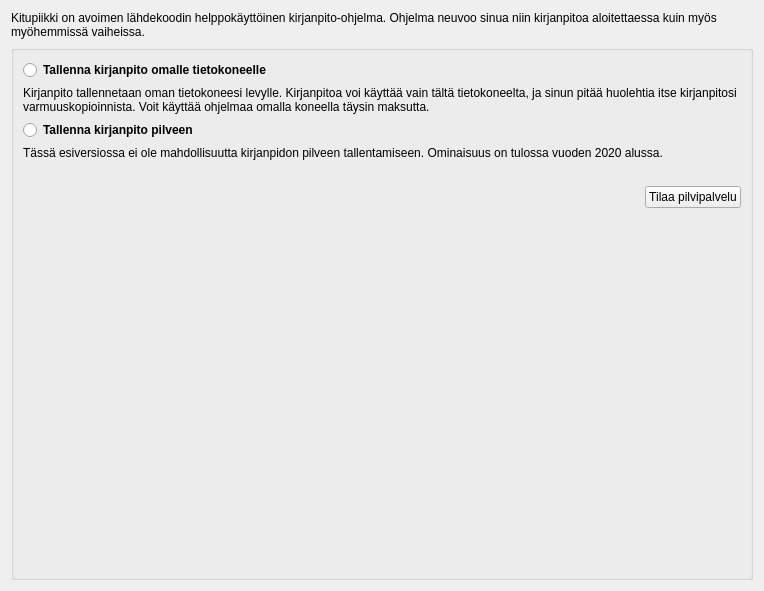
Before: the Qt Designer form kitsas/uusikirjanpito/uusialoitus.ui in artoh/kitupiikki, drawn with Qt 5.
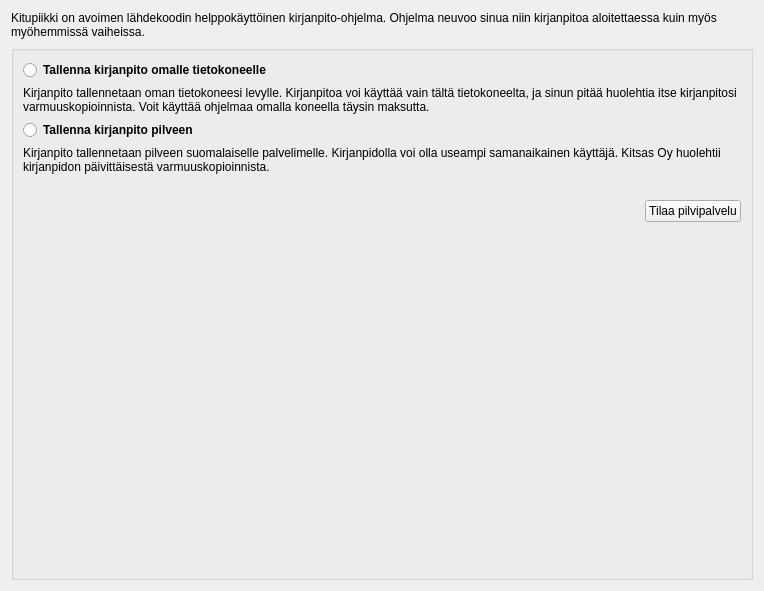
After: the same form once the commit is applied. Icons and pictures are not drawn.

```diff
--- a/kitsas/uusikirjanpito/uusialoitus.ui
+++ b/kitsas/uusikirjanpito/uusialoitus.ui
@@ -77,7 +77,7 @@
       <item>
        <widget class="QLabel" name="pilviLabel">
         <property name="text">
-         <string>&lt;html&gt;&lt;head/&gt;&lt;body&gt;&lt;p&gt;Tässä esiversiossa ei ole mahdollisuutta kirjanpidon pilveen tallentamiseen. Ominaisuus on tulossa vuoden 2020 alussa.&lt;/p&gt;&lt;/body&gt;&lt;/html&gt;</string>
+         <string>&lt;html&gt;&lt;head/&gt;&lt;body&gt;&lt;p&gt;Kirjanpito tallennetaan pilveen suomalaiselle palvelimelle. Kirjanpidolla voi olla useampi samanaikainen käyttäjä. Kitsas Oy huolehtii kirjanpidon päivittäisestä varmuuskopioinnista.&lt;/p&gt;&lt;/body&gt;&lt;/html&gt;</string>
         </property>
         <property name="wordWrap">
          <bool>true</bool>
```
